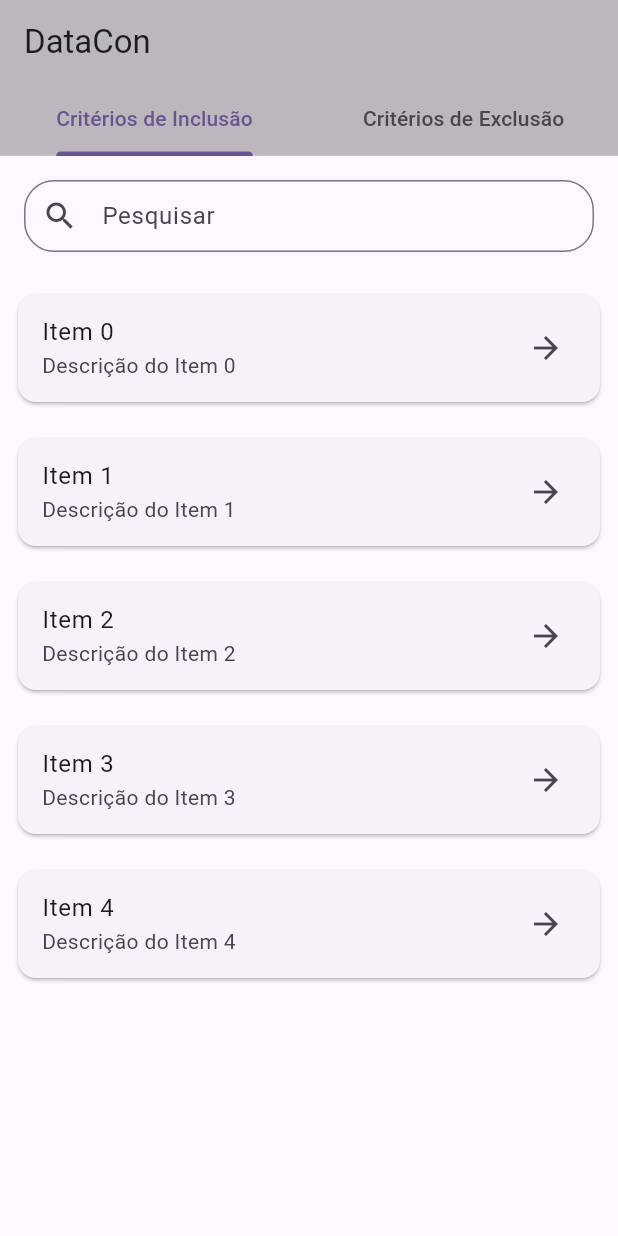
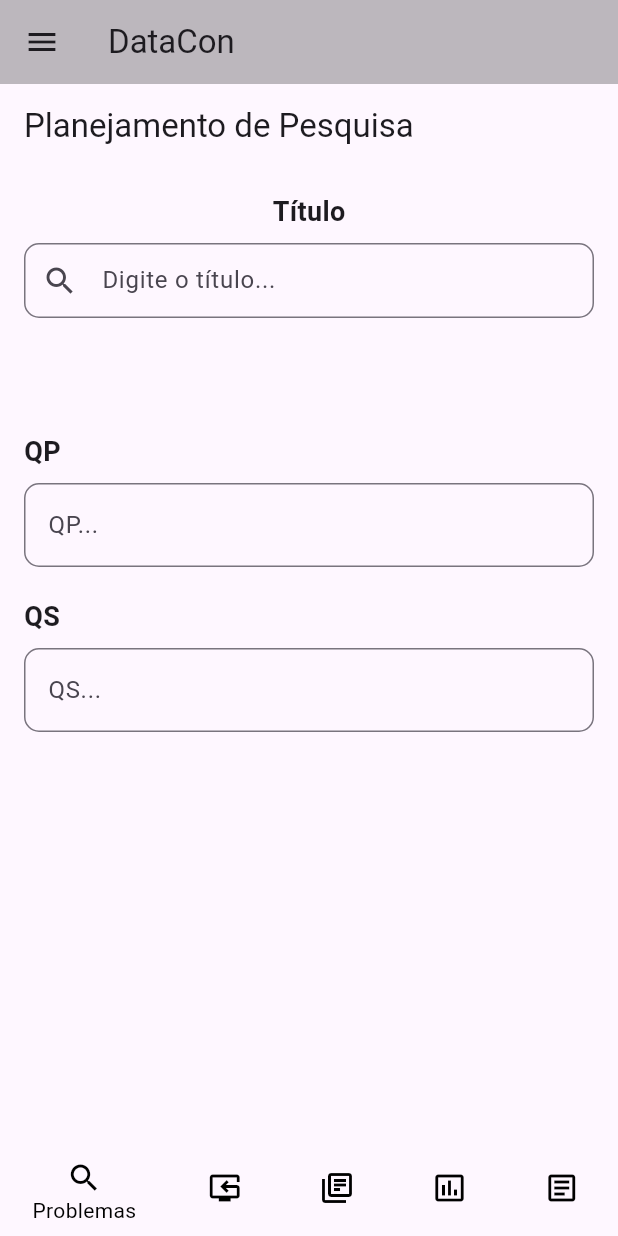
Before and after one commit to matheusasc/teste-datacon-telas, a Flutter app: the screen it shows after launch, on a phone screen of 412 x 824 dp. Run offline on Flutter 3.47's test engine with Material 3 defaults, Android fonts, the phone set to English and light mode, and no system bars; our stand-ins replace responsive_builder.

Commit message:
Adicionado a tela de planejamento de pesquisa junto de campos de busca e outros

```diff
--- a/lib/datacon.dart
+++ b/lib/datacon.dart
@@ -1,19 +1,77 @@
 // your_project_name.dart
 import 'package:flutter/material.dart';
+import 'package:telas_datacon_teste/menu_datacon.dart';
+import 'package:telas_datacon_teste/planejamento_pesquisa.dart';
+import 'estrategia_pesquisa.dart';
 import 'homescreen.dart';
 
-class DataCon extends StatelessWidget {
+class DataCon extends StatefulWidget {
   const DataCon({Key? key}) : super(key: key);
+
+  @override
+  _DataConState createState() => _DataConState();
+}
+
+class _DataConState extends State<DataCon> {
+  int _currentIndex = 0;
 
   @override
   Widget build(BuildContext context) {
     return MaterialApp(
       title: 'DataCon',
       theme: ThemeData(
-        colorScheme: ColorScheme.fromSeed(seedColor: Colors.deepPurple),
-        useMaterial3: true,
+        bottomNavigationBarTheme: const BottomNavigationBarThemeData(
+          backgroundColor: Colors.purple, // Cor de fundo do BottomNavigationBar
+          selectedItemColor: Colors.black,
+          unselectedItemColor: Colors.black,
+          elevation: 0, // Remove a sombra
+        ),
       ),
-      home: const HomeScreen(title: 'DataCon'),
+      home: Scaffold(
+        appBar: AppBar(
+          backgroundColor: Colors.black26,
+          title: Text('DataCon'),
+        ),
+        drawer: const MenuDataCon(),
+        body: _buildBody(),
+        // body: _buildBody(),
+        bottomNavigationBar: BottomNavigationBar(
+          items: const [
+            BottomNavigationBarItem(icon: Icon(Icons.search), label: 'Problemas'),
+            BottomNavigationBarItem(icon: Icon(Icons.reset_tv_outlined), label: 'Estratégias'),
+            BottomNavigationBarItem(icon: Icon(Icons.library_books_outlined), label: 'Compiladores'),
+            BottomNavigationBarItem(icon: Icon(Icons.insert_chart_outlined), label: 'Explorar'),
+            BottomNavigationBarItem(icon: Icon(Icons.article_outlined), label: 'Resultados'),
+          ],
+          currentIndex: _currentIndex,
+          onTap: (index) {
+            _onBottomNavigationBarItemTapped(index);
+          },
+        ),
+      ),
     );
   }
+
+  void _onBottomNavigationBarItemTapped(int index) {
+    setState(() {
+      _currentIndex = index;
+    });
+  }
+
+  Widget _buildBody() {
+    switch (_currentIndex) {
+      case 0:
+        return PlanejamentoPesquisaScreen();
+      case 1:
+        return EstrategiaPesquisaScreen();
+      case 2:
+        return const HomeScreen(title: 'Compiladores');
+     default:
+        return Container();
+    }
+  }
+
+  // Widget _buildBody() {
+  //   return const HomeScreen(title: 'DataCon');
+  // }
 }
--- a/lib/homescreen.dart
+++ b/lib/homescreen.dart
@@ -37,30 +37,33 @@ class _HomeScreenState extends State<HomeScreen> {
   @override
   Widget build(BuildContext context) {
     return DefaultTabController(
-      length: 3,
+      length: 2, // Número de guias
       child: Scaffold(
-        extendBody: true,
-        appBar: AppBar(
-          backgroundColor: Colors.black26,
-          title: Text(widget.title),
-          bottom: const TabBar(
+        body: Column(
+          children: [
+            Container(
+              // Aqui você pode personalizar a aparência da sua barra de guias
+              height: 50.0,
+              color: Colors.black26,
+              child: TabBar(
                 tabs: [
                   Tab(text: 'Critérios de Inclusão'),
                   Tab(text: 'Critérios de Exclusão'),
                 ],
               ),
             ),
-        // drawer: _buildDrawer(),
-        // drawer: MenuDataCon(),
-        body: TabBarView(
+            Expanded(
+              child: TabBarView(
                 children: [
                   CriteriosInclusao(),
                   CriteriosExclusao(),
                 ],
               ),
-        // bottomNavigationBar: _buildBody(),
-        // bottomNavigationBar: BottomNavigationScreen(),
+            ),
+          ],
+        ),
       ),
     );
   }
+
 }
--- a/lib/main.dart
+++ b/lib/main.dart
@@ -3,5 +3,7 @@ import 'package:flutter/material.dart';
 import 'datacon.dart';
 
 void main() {
-  runApp(const DataCon());
+  runApp(MaterialApp(
+    home: DataCon(),
+  ));
 }
--- /dev/null
+++ b/lib/planejamento_pesquisa.dart
@@ -0,0 +1,80 @@
+import 'package:flutter/material.dart';
+
+class PlanejamentoPesquisaScreen extends StatelessWidget {
+  final TextEditingController _tituloController = TextEditingController();
+  final TextEditingController _qpController = TextEditingController();
+  final TextEditingController _qsController = TextEditingController();
+
+  @override
+  Widget build(BuildContext context) {
+    return Scaffold(
+      appBar: AppBar(
+        title: Text('Planejamento de Pesquisa'),
+      ),
+      body: Padding(
+        padding: const EdgeInsets.all(16.0),
+        child: Column(
+          crossAxisAlignment: CrossAxisAlignment.center,
+          children: [
+            Text(
+              'Título',
+              style: TextStyle(fontSize: 18, fontWeight: FontWeight.bold),
+            ),
+            SizedBox(height: 8),
+            SizedBox(
+              height: 50,
+              width: 520.0,
+              child: TextField(
+                controller: _tituloController,
+                maxLines: 1,
+                decoration: InputDecoration(
+                  labelText: 'Digite o título...',
+                  prefixIcon: Icon(Icons.search),
+                  border: OutlineInputBorder(
+                    borderRadius: BorderRadius.circular(10.0),
+                  ),
+                ),
+              ),
+            ),
+            SizedBox(height: 56),
+            Column(
+              mainAxisAlignment: MainAxisAlignment.center,
+              children: [
+                SizedBox(height: 20),
+                buildInput("QP", "QP...", _qpController, Icons.description),
+                SizedBox(height: 20),
+                buildInput("QS", "QS...", _qsController, Icons.search),
+               ],
+            ),
+          ],
+        ),
+      ),
+    );
+  }
+}
+Widget buildInput(String label, String hint, TextEditingController controller, IconData icon) {
+  return Column(
+    crossAxisAlignment: CrossAxisAlignment.start,
+    children: [
+      Text(
+        label,
+        style: TextStyle(fontSize: 18, fontWeight: FontWeight.bold),
+      ),
+      SizedBox(height: 8),
+      ConstrainedBox(
+        constraints: BoxConstraints(
+          maxWidth: 480, // Ajuste conforme necessário para o layout desejado
+        ),
+        child: TextField(
+          controller: controller,
+          decoration: InputDecoration(
+            hintText: hint,
+            border: OutlineInputBorder(
+              borderRadius: BorderRadius.circular(10.0),
+            ),
+          ),
+        ),
+      ),
+    ],
+  );
+}
```
Also changed, not shown: lib/criterios/criterios_exclusao.dart (+14 -7 lines), lib/estrategia_pesquisa.dart (added, +138 -0 lines). Lines whose indentation alone changed are shown as unchanged.
